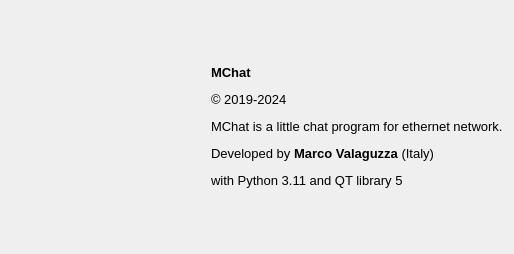
The window that source/qtdesigner/program_info_ui.ui (MValaguz/Echo) describes before a commit, drawn with Qt 5.
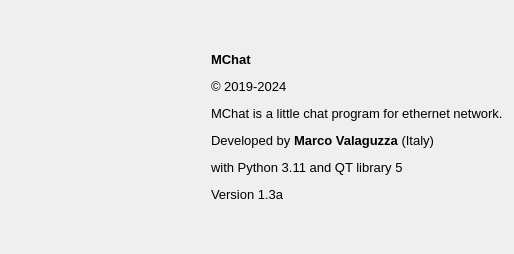
The same window after the commit. Icons and pictures are not drawn.

The edit to the form file:
```diff
--- a/source/qtdesigner/program_info_ui.ui
+++ b/source/qtdesigner/program_info_ui.ui
@@ -30,7 +30,7 @@
      <item row="0" column="1">
       <widget class="QLabel" name="label_2">
        <property name="text">
-        <string>&lt;html&gt;&lt;head/&gt;&lt;body&gt;&lt;p&gt;&lt;span style=&quot; font-size:10pt; font-weight:600;&quot;&gt;MChat&lt;/span&gt;&lt;/p&gt;&lt;p&gt;&lt;span style=&quot; font-size:10pt;&quot;&gt;© 2019-2024&lt;/span&gt;&lt;/p&gt;&lt;p&gt;&lt;span style=&quot; font-size:10pt;&quot;&gt;MChat is a little chat program for ethernet network.&lt;/span&gt;&lt;/p&gt;&lt;p&gt;&lt;span style=&quot; font-size:10pt;&quot;&gt;Developed by &lt;/span&gt;&lt;span style=&quot; font-size:10pt; font-weight:600;&quot;&gt;Marco Valaguzza&lt;/span&gt;&lt;span style=&quot; font-size:10pt;&quot;&gt; (Italy) &lt;/span&gt;&lt;/p&gt;&lt;p&gt;&lt;span style=&quot; font-size:10pt;&quot;&gt;with Python 3.11 and QT library 5&lt;/span&gt;&lt;/p&gt;&lt;/body&gt;&lt;/html&gt;</string>
+        <string>&lt;html&gt;&lt;head/&gt;&lt;body&gt;&lt;p&gt;&lt;span style=&quot; font-size:10pt; font-weight:600;&quot;&gt;MChat&lt;/span&gt;&lt;/p&gt;&lt;p&gt;&lt;span style=&quot; font-size:10pt;&quot;&gt;© 2019-2024&lt;/span&gt;&lt;/p&gt;&lt;p&gt;&lt;span style=&quot; font-size:10pt;&quot;&gt;MChat is a little chat program for ethernet network.&lt;/span&gt;&lt;/p&gt;&lt;p&gt;&lt;span style=&quot; font-size:10pt;&quot;&gt;Developed by &lt;/span&gt;&lt;span style=&quot; font-size:10pt; font-weight:600;&quot;&gt;Marco Valaguzza&lt;/span&gt;&lt;span style=&quot; font-size:10pt;&quot;&gt; (Italy) &lt;/span&gt;&lt;/p&gt;&lt;p&gt;&lt;span style=&quot; font-size:10pt;&quot;&gt;with Python 3.11 and QT library 5&lt;/span&gt;&lt;/p&gt;&lt;p&gt;&lt;span style=&quot; font-size:10pt;&quot;&gt;Version 1.3a&lt;/span&gt;&lt;/p&gt;&lt;/body&gt;&lt;/html&gt;</string>
        </property>
        <property name="alignment">
         <set>Qt::AlignLeading|Qt::AlignLeft|Qt::AlignVCenter</set>
```
